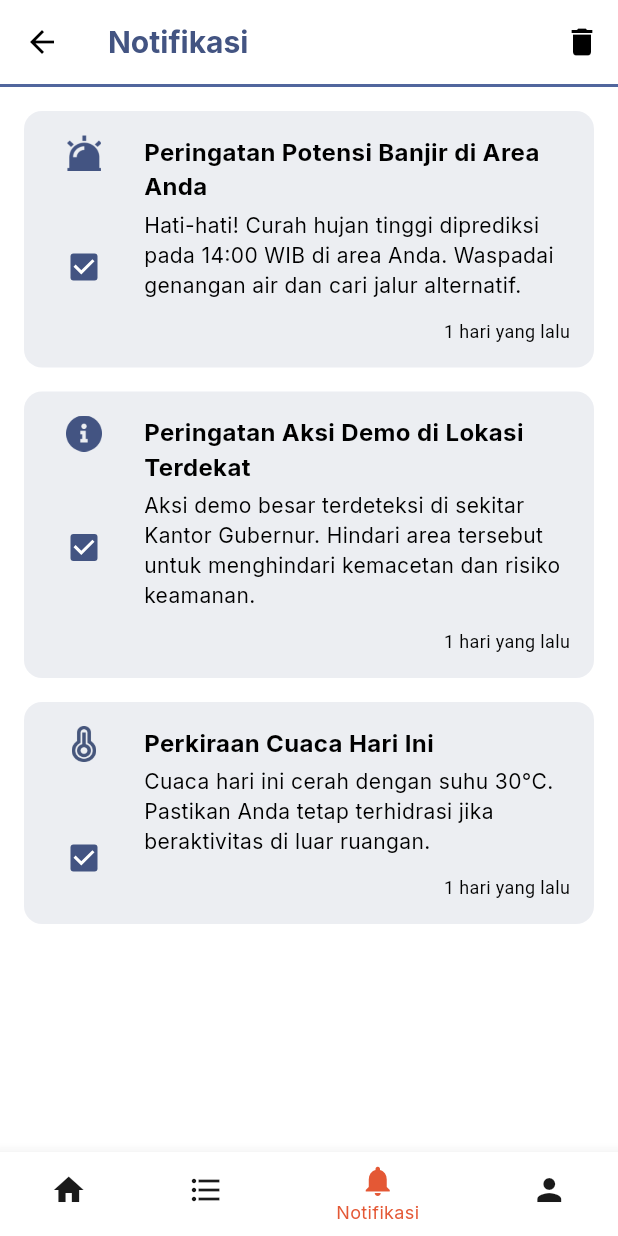
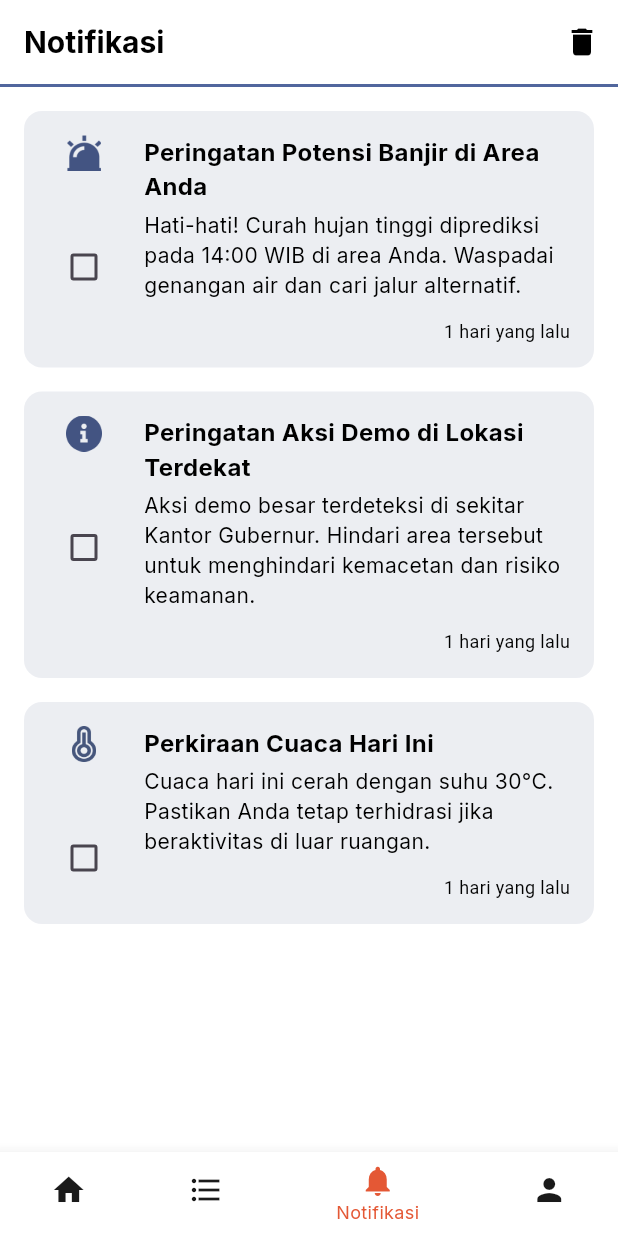
Before and after one commit to Alif-Fikri/JIR, a Flutter app: the screen it shows after launch, item 3 of the bottom bar chosen, on a phone screen of 412 x 824 dp. Run offline on Flutter 3.47's test engine with Material 3 defaults, Android fonts, the phone set to English and light mode, and no system bars; our stand-ins replace connectivity_plus, dio, fl_chart, flutter_compass, flutter_dotenv, flutter_map and 13 more; accounts and stored records are empty.

```diff
--- a/lib/app/controllers/auth_controller/signup_controller.dart
+++ b/lib/app/controllers/auth_controller/signup_controller.dart
@@ -1,6 +1,7 @@
 import 'package:flutter/material.dart';
 import 'package:get/get.dart';
 import 'package:smartcitys/helper/menu.dart';
+import 'package:smartcitys/pages/auth/login.dart';
 import 'package:smartcitys/services/auth_service/auth_api_service.dart';
 
 class SignupController extends GetxController {
@@ -55,7 +56,7 @@ class SignupController extends GetxController {
   }
 
   void navigateToLogin() {
-    Get.offAll(() => const Menu()); // Ini seharusnya navigate ke LoginPage
+    Get.off(() => LoginPage()); // Ini seharusnya navigate ke LoginPage
     // Seharusnya:
     // Get.offAll(() => LoginPage());
     // atau
--- a/lib/app/routes/app_routes.dart
+++ b/lib/app/routes/app_routes.dart
@@ -10,11 +10,9 @@ import 'package:smartcitys/pages/home/cctv/cctv_monitoring.dart';
 import 'package:smartcitys/pages/home/chat/chatbot.dart';
 import 'package:smartcitys/pages/home/crowd/crowd_monitoring.dart';
 import 'package:smartcitys/pages/home/flood/flood_monitoring.dart';
-import 'package:smartcitys/pages/home/home.dart';
 import 'package:smartcitys/pages/home/map/map_monitoring.dart';
 import 'package:smartcitys/pages/home/park/park.dart';
 import 'package:smartcitys/pages/home/report/report.dart';
-import 'package:smartcitys/pages/home/report/report_user.dart';
 import 'package:smartcitys/pages/home/weather/weather.dart';
 import 'package:smartcitys/pages/notifications/notification.dart';
 import 'package:smartcitys/pages/profile/about.dart';
@@ -150,7 +148,7 @@ class AppRoutes {
     // ),
     GetPage(
       name: changePassword,
-      page: () => const ChangePasswordPage(),
+      page: () => ChangePasswordPage(),
     ),
     //     GetPage(
     //   name: deleteAccount,
--- a/lib/pages/home/home.dart
+++ b/lib/pages/home/home.dart
@@ -168,7 +168,7 @@ class _HomePageState extends State<HomePage> with TickerProviderStateMixin {
                     child: Padding(
                       padding: const EdgeInsets.only(top: 25.0, left: 25.0),
                       child: Align(
-                        alignment: Alignment.topLeft,
+                        alignment: Alignment.topCenter,
                         child: Text(
                           "JIR APPLICATION",
                           style: GoogleFonts.inter(
--- a/lib/pages/notifications/notification.dart
+++ b/lib/pages/notifications/notification.dart
@@ -9,6 +9,46 @@ class NotificationPage extends StatefulWidget {
 }
 
 class _NotificationPageState extends State<NotificationPage> {
+  List<NotificationModel> notifications = [
+    NotificationModel(
+      id: 1,
+      icon: 'assets/images/peringatan.png',
+      title: 'Peringatan Potensi Banjir di Area Anda',
+      message:
+          'Hati-hati! Curah hujan tinggi diprediksi pada 14:00 WIB di area Anda. Waspadai genangan air dan cari jalur alternatif.',
+      time: '1 hari yang lalu',
+    ),
+    NotificationModel(
+      id: 2,
+      icon: 'assets/images/info.png',
+      title: 'Peringatan Aksi Demo di Lokasi Terdekat',
+      message:
+          'Aksi demo besar terdeteksi di sekitar Kantor Gubernur. Hindari area tersebut untuk menghindari kemacetan dan risiko keamanan.',
+      time: '1 hari yang lalu',
+    ),
+    NotificationModel(
+      id: 3,
+      icon: 'assets/images/suhu.png',
+      title: 'Perkiraan Cuaca Hari Ini',
+      message:
+          'Cuaca hari ini cerah dengan suhu 30°C. Pastikan Anda tetap terhidrasi jika beraktivitas di luar ruangan.',
+      time: '1 hari yang lalu',
+    ),
+  ];
+
+  void _deleteSelected() {
+    setState(() {
+      notifications.removeWhere((notification) => notification.isChecked);
+    });
+  }
+
+  void _toggleCheck(int id, bool value) {
+    setState(() {
+      final index = notifications.indexWhere((n) => n.id == id);
+      notifications[index] = notifications[index].copyWith(isChecked: value);
+    });
+  }
+
   @override
   Widget build(BuildContext context) {
     return Scaffold(
@@ -16,78 +56,52 @@ class _NotificationPageState extends State<NotificationPage> {
       appBar: AppBar(
         backgroundColor: Colors.white,
         elevation: 0,
-        leading: IconButton(
-          icon: const Icon(Icons.arrow_back, color: Colors.black),
-          onPressed: () {
-            Navigator.pop(context);
-          },
-        ),
         title: Text(
           'Notifikasi',
           style: GoogleFonts.inter(
             fontSize: 20,
-            color: const Color(0xff435482),
+            color: Colors.black,
             fontWeight: FontWeight.bold,
           ),
         ),
         actions: [
           IconButton(
             icon: const Icon(Icons.delete, color: Colors.black),
-            onPressed: () {
-              // Tambahkan logika untuk menghapus semua notifikasi
-            },
+            onPressed:
+                notifications.any((n) => n.isChecked) ? _deleteSelected : null,
           ),
         ],
         bottom: PreferredSize(
-          preferredSize: const Size.fromHeight(2.0), // Ketebalan garis
+          preferredSize: const Size.fromHeight(2.0),
           child: Container(
             color: const Color(0xff51669D),
             height: 2.0,
           ),
         ),
       ),
-      body: ListView(
+      body: ListView.builder(
         padding: const EdgeInsets.all(16),
-        children: const [
-          NotificationItem(
-            icon: 'assets/images/peringatan.png',
-            title: 'Peringatan Potensi Banjir di Area Anda',
-            message:
-                'Hati-hati! Curah hujan tinggi diprediksi pada 14:00 WIB di area Anda. Waspadai genangan air dan cari jalur alternatif.',
-            time: '1 hari yang lalu',
-          ),
-          NotificationItem(
-            icon: 'assets/images/info.png',
-            title: 'Peringatan Aksi Demo di Lokasi Terdekat',
-            message:
-                'Aksi demo besar terdeteksi di sekitar Kantor Gubernur. Hindari area tersebut untuk menghindari kemacetan dan risiko keamanan.',
-            time: '1 hari yang lalu',
-          ),
-          NotificationItem(
-            icon: 'assets/images/suhu.png',
-            title: 'Perkiraan Cuaca Hari Ini',
-            message:
-                'Cuaca hari ini cerah dengan suhu 30°C. Pastikan Anda tetap terhidrasi jika beraktivitas di luar ruangan.',
-            time: '1 hari yang lalu',
-          ),
-        ],
+        itemCount: notifications.length,
+        itemBuilder: (context, index) {
+          final notification = notifications[index];
+          return NotificationItem(
+            notification: notification,
+            onChecked: (value) => _toggleCheck(notification.id, value),
+          );
+        },
       ),
     );
   }
 }
 
 class NotificationItem extends StatelessWidget {
-  final String icon;
-  final String title;
-  final String message;
-  final String time;
+  final NotificationModel notification;
+  final ValueChanged<bool> onChecked;
 
   const NotificationItem({
     super.key,
-    required this.icon,
-    required this.title,
-    required this.message,
-    required this.time,
+    required this.notification,
+    required this.onChecked,
   });
 
   @override
@@ -102,34 +116,28 @@ class NotificationItem extends StatelessWidget {
       child: Row(
         crossAxisAlignment: CrossAxisAlignment.start,
         children: [
-          // Bagian Icon dan Checkbox
           Column(
             children: [
               Image.asset(
-                icon,
+                notification.icon,
                 width: 24,
                 height: 24,
               ),
               const SizedBox(height: 40.0),
               Checkbox(
-                value: true,
+                value: notification.isChecked,
                 activeColor: const Color(0xff435482),
-                onChanged: (value) {
-                  // Tambahkan logika untuk checkbox
-                },
+                onChanged: (value) => onChecked(value ?? false),
               ),
             ],
           ),
           const SizedBox(width: 16),
-
-          // Bagian Konten
           Expanded(
             child: Column(
               crossAxisAlignment: CrossAxisAlignment.start,
               children: [
-                // Judul Notifikasi
                 Text(
-                  title,
+                  notification.title,
                   style: GoogleFonts.inter(
                     fontSize: 16,
                     fontWeight: FontWeight.bold,
@@ -137,25 +145,19 @@ class NotificationItem extends StatelessWidget {
                   ),
                 ),
                 const SizedBox(height: 4),
-
-                // Pesan Notifikasi
                 Text(
-                  message,
+                  notification.message,
                   style: GoogleFonts.inter(
                     fontSize: 14,
                     fontWeight: FontWeight.w400,
                     color: Colors.black,
                   ),
                 ),
-
-                // Spasi tambahan untuk memastikan waktu tetap di bawah
                 const SizedBox(height: 12),
-
-                // Waktu Notifikasi
                 Align(
                   alignment: Alignment.bottomRight,
                   child: Text(
-                    time,
+                    notification.time,
                     style: const TextStyle(
                       fontSize: 12,
                       color: Colors.black,
@@ -170,3 +172,34 @@ class NotificationItem extends StatelessWidget {
     );
   }
 }
+
+class NotificationModel {
+  final int id;
+  final String icon;
+  final String title;
+  final String message;
+  final String time;
+  final bool isChecked;
+
+  NotificationModel({
+    required this.id,
+    required this.icon,
+    required this.title,
+    required this.message,
+    required this.time,
+    this.isChecked = false,
+  });
+
+  NotificationModel copyWith({
+    bool? isChecked,
+  }) {
+    return NotificationModel(
+      id: id,
+      icon: icon,
+      title: title,
+      message: message,
+      time: time,
+      isChecked: isChecked ?? this.isChecked,
+    );
+  }
+}
--- a/lib/pages/profile/about.dart
+++ b/lib/pages/profile/about.dart
@@ -26,7 +26,7 @@ class AboutPage extends StatelessWidget {
         child: ListView(
           children: [
             _buildImageHeader(),
-            const SizedBox(height: 30),
+            const SizedBox(height: 20),
             _buildTitle("Tentang JIR"),
             const SizedBox(height: 15),
             _buildParagraph(
--- a/lib/pages/profile/privacy_policy.dart
+++ b/lib/pages/profile/privacy_policy.dart
@@ -25,7 +25,6 @@ class PrivacyPolicy extends StatelessWidget {
         padding: const EdgeInsets.all(20.0),
         child: ListView(
           children: [
-            const SizedBox(height: 30),
             _buildTitle("Kebijakan Privasi JIR"),
             const SizedBox(height: 15),
             _buildUpdate("Terakhir diperbarui: 12 Januari 2025"),
--- a/lib/pages/profile/profile.dart
+++ b/lib/pages/profile/profile.dart
@@ -69,7 +69,7 @@ class ProfilePage extends StatelessWidget {
                 ),
               ),
               Padding(
-                padding: const EdgeInsets.only(left: 20.0, bottom: 20),
+                padding: const EdgeInsets.only(left: 20.0, bottom: 90),
                 child: Column(
                   crossAxisAlignment: CrossAxisAlignment.start,
                   children: [
--- a/lib/pages/profile/terms_of_service.dart
+++ b/lib/pages/profile/terms_of_service.dart
@@ -25,7 +25,6 @@ class TermsOfService extends StatelessWidget {
         padding: const EdgeInsets.all(20.0),
         child: ListView(
           children: [
-            const SizedBox(height: 30),
             _buildTitle("Syarat dan Ketentuan Layanan Penggunaan JIR"),
             const SizedBox(height: 15),
             _buildUpdate("Terakhir diperbarui: 12 Januari 2025"),
```
Also changed, not shown: lib/app/controllers/auth_controller/change_password_controller.dart (added, +90 -0 lines), lib/app/controllers/auth_controller/delete_acc_controller.dart (added, +35 -0 lines), lib/helper/map.dart (+3 -7 lines), lib/main.dart (+0 -9 lines), lib/pages/activity/activity.dart (+7 -0 lines), lib/pages/profile/settings/change_password_page.dart (+69 -70 lines), lib/pages/profile/settings/settings_page.dart (+35 -12 lines), lib/services/auth_service/auth_api_service.dart (+76 -2 lines), pubspec.yaml (+2 -67 lines).
